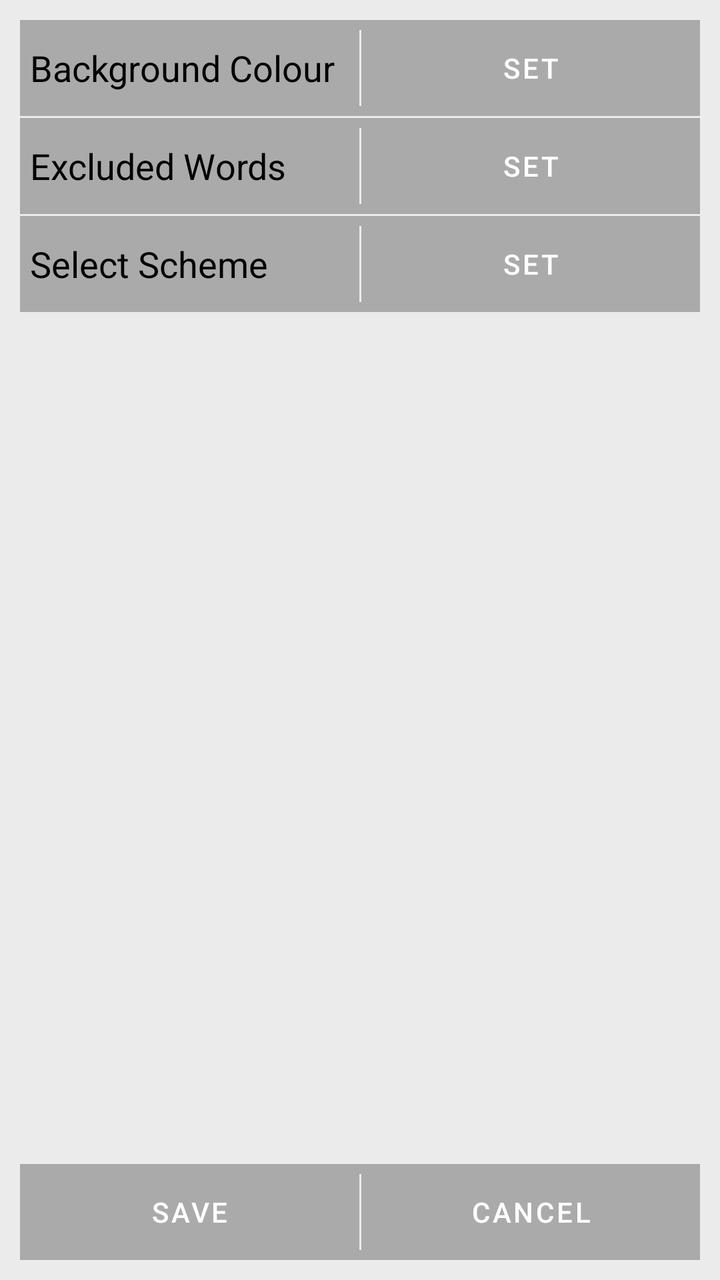
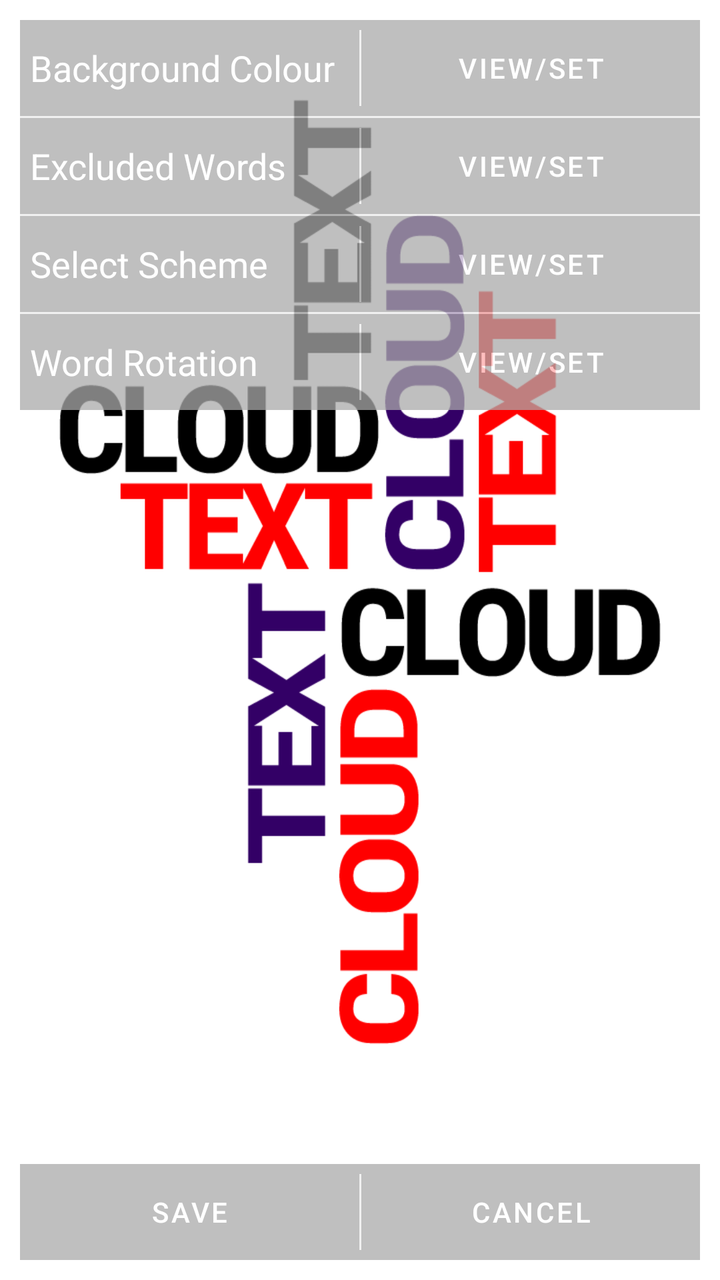

The first picture is an Android layout as it rendered before a commit; the second is the same layout after the commit. The layout source and the unified diff follow.
<!-- AndroidManifest.xml: fallback theme Theme.MaterialComponents.DayNight.NoActionBar -->
<!-- res/layout/activity_settings.xml -->
<?xml version="1.0" encoding="utf-8"?>
<RelativeLayout xmlns:android="http://schemas.android.com/apk/res/android"
    android:id="@+id/settings_main_layout"
    android:layout_width="match_parent"
    android:layout_height="match_parent"
    android:background="@color/gray" >

    <LinearLayout
        android:id="@+id/setting_layout"
        android:layout_width="wrap_content"
        android:layout_height="wrap_content"
        android:layout_alignParentLeft="true"
        android:layout_alignParentRight="true"
        android:layout_centerVertical="false"
        android:layout_margin="10dp"
        android:orientation="vertical"
        android:background="@android:color/darker_gray" >

        <LinearLayout
            android:layout_width="match_parent"
            android:layout_height="wrap_content" >

            <TextView
                android:id="@+id/select_background_lbl"
                android:layout_width="match_parent"
                android:layout_height="wrap_content"
                android:layout_gravity="center_vertical|center_horizontal"
                android:layout_margin="5dp"
                android:layout_weight=".5"
                android:text="@string/select_background_lbl"
                android:textAppearance="?android:attr/textAppearanceMedium"
                android:textColor="@android:color/black" />

        	<View
            android:id="@+id/vert_rule2"
            android:layout_width="1dp"
            android:layout_height="match_parent"
            android:background="@color/gray"
            android:layout_marginTop="5dp"
            android:layout_marginBottom="5dp" />
        	
            <Button
                android:id="@+id/select_background_button"
                android:layout_width="match_parent"
                android:layout_height="wrap_content"
                android:layout_gravity="right|center_vertical"
                android:background="?android:attr/selectableItemBackground"
                android:text="@string/set"
                android:layout_weight=".5" />

        </LinearLayout>
        <View
            android:id="@+id/hor_rule1"
            android:layout_width="match_parent"
            android:layout_height="1dp"
            android:background="@color/gray"/>
        <LinearLayout
            android:layout_width="match_parent"
            android:layout_height="wrap_content"
            android:orientation="horizontal" >

            <TextView
                android:id="@+id/select_words_lbl"
                android:layout_width="match_parent"
                android:layout_height="wrap_content"
                android:layout_gravity="center_vertical|center_horizontal"
                android:layout_margin="5dp"
                android:layout_weight=".5"
                android:text="@string/select_words_lbl"
                android:textAppearance="?android:attr/textAppearanceMedium"
                android:textColor="@android:color/black" />

        <View
            android:id="@+id/vert_rule3"
            android:layout_width="1dp"
            android:layout_height="match_parent"
            android:background="@color/gray"
            android:layout_marginTop="5dp"
            android:layout_marginBottom="5dp" />
            <Button
                android:id="@+id/select_words_button"
                android:layout_width="match_parent"
                android:layout_height="wrap_content"
                android:layout_gravity="right|center_vertical"
                android:layout_weight=".5"
                android:background="?android:attr/selectableItemBackground"
                android:text="@string/set" />

        </LinearLayout>
        <View
            android:id="@+id/hor_rule2"
            android:layout_width="match_parent"
            android:layout_height="1dp"
            android:background="@color/gray"/>
        <LinearLayout
            android:layout_width="match_parent"
            android:layout_height="wrap_content" >

            <TextView
                android:id="@+id/select_scheme_lbl"
                android:layout_width="match_parent"
                android:layout_height="wrap_content"
                android:layout_gravity="center_vertical|center_horizontal"
                android:layout_margin="5dp"
                android:layout_weight=".5"
                android:text="@string/select_scheme_button"
                android:textAppearance="?android:attr/textAppearanceMedium"
                android:textColor="@android:color/black" />

        <View
            android:id="@+id/vert_rule4"
            android:layout_width="1dp"
            android:layout_height="match_parent"
            android:background="@color/gray"
            android:layout_marginTop="5dp"
            android:layout_marginBottom="5dp" />
            <Button
                android:id="@+id/select_scheme_button"
                android:layout_width="match_parent"
                android:layout_height="wrap_content"
                android:layout_weight=".5"
                android:background="?android:attr/selectableItemBackground"
                android:text="@string/set" />
        </LinearLayout>

    </LinearLayout>

    <LinearLayout
        android:id="@+id/settings_button_layout"
        android:layout_width="match_parent"
        android:layout_height="wrap_content"
        android:layout_alignParentBottom="true"
        android:layout_centerHorizontal="true"
        android:layout_margin="10dp"
        android:background="@android:color/darker_gray" >

        <Button
            android:id="@+id/settings_save_button"
            android:layout_width="match_parent"
            android:layout_height="wrap_content"
            android:layout_weight=".5"
            android:background="?android:attr/selectableItemBackground"
            android:text="@string/save" />
        <View
            android:id="@+id/vert_rule1"
            android:layout_width="1dp"
            android:layout_height="match_parent"
            android:background="@color/gray"
            android:layout_marginTop="5dp"
            android:layout_marginBottom="5dp" />
        <Button
            android:id="@+id/settings_cancel_button"
            android:layout_width="match_parent"
            android:layout_height="wrap_content"
            android:layout_weight=".5"
            android:background="?android:attr/selectableItemBackground"
            android:text="@string/cancel" />

    </LinearLayout>

</RelativeLayout>
<!-- resources referenced by this layout -->
<resources>
  <color name="gray">#EBEBEB</color>
  <string name="cancel">Cancel</string>
  <string name="save">Save</string>
  <string name="select_background_lbl">Background Colour</string>
  <string name="select_scheme_button">Select Scheme</string>
  <string name="select_words_lbl">Excluded Words</string>
  <string name="set">Set</string>
</resources>

<!-- the commit's change to res/layout/activity_settings.xml (unified diff, before → after) -->
@@ -3,7 +3,7 @@
     android:id="@+id/settings_main_layout"
     android:layout_width="match_parent"
     android:layout_height="match_parent"
-    android:background="@color/gray" >
+    android:background="@drawable/main_image" >
 
     <LinearLayout
         android:id="@+id/setting_layout"
@@ -13,8 +13,9 @@
         android:layout_alignParentRight="true"
         android:layout_centerVertical="false"
         android:layout_margin="10dp"
-        android:orientation="vertical"
-        android:background="@android:color/darker_gray" >
+        android:alpha=".75"
+        android:background="@android:color/darker_gray"
+        android:orientation="vertical" >
 
         <LinearLayout
             android:layout_width="match_parent"
@@ -29,7 +30,7 @@
                 android:layout_weight=".5"
                 android:text="@string/select_background_lbl"
                 android:textAppearance="?android:attr/textAppearanceMedium"
-                android:textColor="@android:color/black" />
+                android:textColor="@android:color/white" />
 
         	<View
             android:id="@+id/vert_rule2"
@@ -68,7 +69,7 @@
                 android:layout_weight=".5"
                 android:text="@string/select_words_lbl"
                 android:textAppearance="?android:attr/textAppearanceMedium"
-                android:textColor="@android:color/black" />
+                android:textColor="@android:color/white" />
 
         <View
             android:id="@+id/vert_rule3"
@@ -105,7 +106,7 @@
                 android:layout_weight=".5"
                 android:text="@string/select_scheme_button"
                 android:textAppearance="?android:attr/textAppearanceMedium"
-                android:textColor="@android:color/black" />
+                android:textColor="@android:color/white" />
 
         <View
             android:id="@+id/vert_rule4"
@@ -122,7 +123,41 @@
                 android:background="?android:attr/selectableItemBackground"
                 android:text="@string/set" />
         </LinearLayout>
+        <View
+            android:id="@+id/hor_rule3"
+            android:layout_width="match_parent"
+            android:layout_height="1dp"
+            android:background="@color/gray"/>
+        <LinearLayout
+            android:layout_width="match_parent"
+            android:layout_height="wrap_content" >
 
+            <TextView
+                android:id="@+id/select_rotation_lbl"
+                android:layout_width="match_parent"
+                android:layout_height="wrap_content"
+                android:layout_gravity="center_vertical|center_horizontal"
+                android:layout_margin="5dp"
+                android:layout_weight=".5"
+                android:text="@string/select_rotation_lbl"
+                android:textAppearance="?android:attr/textAppearanceMedium"
+                android:textColor="@android:color/white" />
+
+        <View
+            android:id="@+id/vert_rule6"
+            android:layout_width="1dp"
+            android:layout_height="match_parent"
+            android:background="@color/gray"
+            android:layout_marginTop="5dp"
+            android:layout_marginBottom="5dp" />
+            <Button
+                android:id="@+id/select_rotation_button"
+                android:layout_width="match_parent"
+                android:layout_height="wrap_content"
+                android:layout_weight=".5"
+                android:background="?android:attr/selectableItemBackground"
+                android:text="@string/set" />
+        </LinearLayout>
     </LinearLayout>
 
     <LinearLayout
@@ -132,6 +167,7 @@
         android:layout_alignParentBottom="true"
         android:layout_centerHorizontal="true"
         android:layout_margin="10dp"
+        android:alpha=".75"
         android:background="@android:color/darker_gray" >
 
         <Button
<!-- resource entries referenced after the edit -->
@@ -1,11 +1,13 @@
 <!-- resources referenced by this layout -->
 <resources>
   <color name="gray">#EBEBEB</color>
+  <!-- drawable main_image: png bitmap (drawable-hdpi, 45865 bytes) -->
   <string name="cancel">Cancel</string>
   <string name="save">Save</string>
   <string name="select_background_lbl">Background Colour</string>
+  <string name="select_rotation_lbl">Word Rotation</string>
   <string name="select_scheme_button">Select Scheme</string>
   <string name="select_words_lbl">Excluded Words</string>
-  <string name="set">Set</string>
+  <string name="set">View/Set</string>
 </resources>
 
